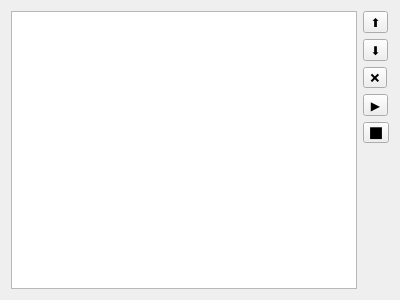
cmdrkotori/mplaylist, file widget.ui: the form before one commit.
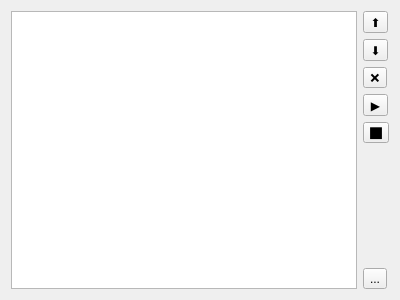
The form after the commit. Icons and pictures are not drawn.

Patch:
```diff
--- a/widget.ui
+++ b/widget.ui
@@ -84,6 +84,13 @@
        </property>
       </spacer>
      </item>
+     <item>
+      <widget class="QToolButton" name="browseButton">
+       <property name="text">
+        <string>...</string>
+       </property>
+      </widget>
+     </item>
     </layout>
    </item>
   </layout>
```
Left out of the diff: 11 changed lines with no effect on the pictures.
